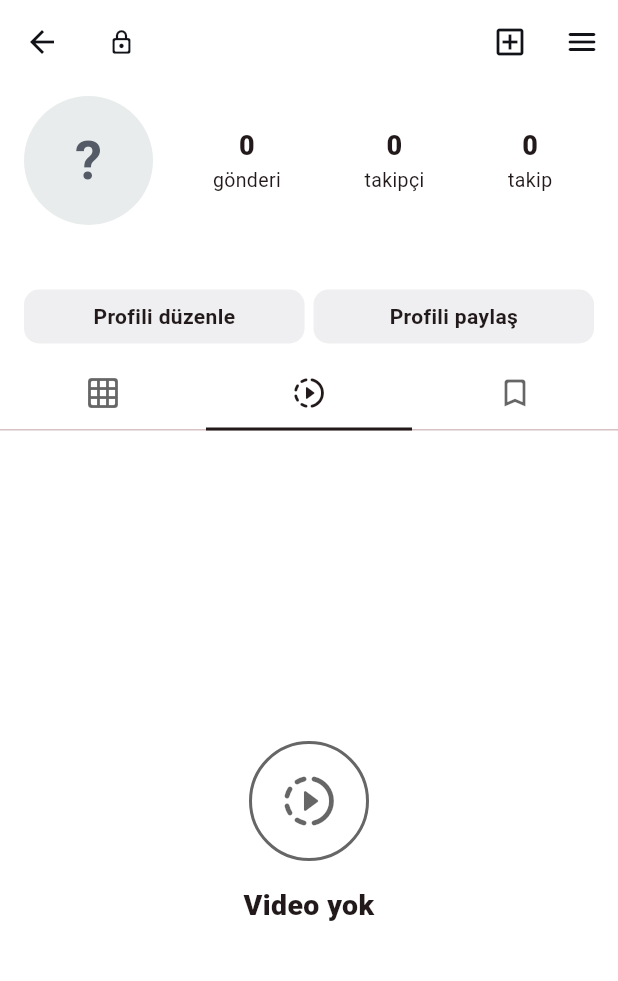
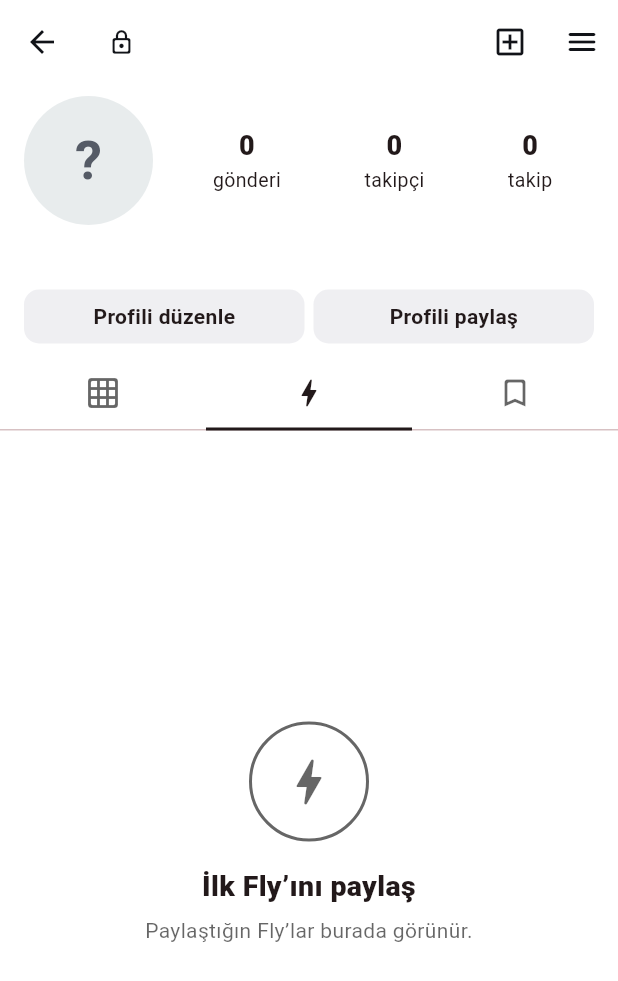
Before and after one commit to XADAN-900/flinq-flutter, a Flutter app: the ProfileScreen screen opened directly with empty values, tab 2 chosen, on a phone screen of 412 x 824 dp. Shown: the top 981 px of the screen. Run offline on Flutter 3.47's test engine with Material 3 defaults, Android fonts, the phone set to English and light mode, and no system bars; our stand-ins replace audioplayers, camera, firebase_auth, firebase_core, firebase_database, firebase_messaging and 5 more; missing offline and left inert: record; accounts and stored records are empty; network calls fail.

Commit message:
profile: replace Video tab with Fly tab (text posts as tweet-style list)
Co-Authored-By: Claude Opus 4.8 <noreply@anthropic.com>
Claude-Session: https://claude.ai/code/session_01CACA2Mx29TZKNZirYG1QUx

```diff
--- a/lib/screens/profile_screen.dart
+++ b/lib/screens/profile_screen.dart
@@ -237,15 +237,24 @@ class _ProfileScreenState extends State<ProfileScreen> {
 
     final tabs = <Widget>[
       const Tab(icon: Icon(Icons.grid_on_rounded)),
-      const Tab(icon: Icon(Icons.slow_motion_video_rounded)),
+      const Tab(icon: Icon(Icons.bolt_rounded)),
       if (mine) const Tab(icon: Icon(Icons.bookmark_border_rounded)),
     ];
-    final videos = (_posts ?? const <Post>[]).where((p) => p.type == 'video').toList();
+    // İkinci sekme: kullanıcının Fly (metin) gönderileri, tweet gibi liste halinde.
+    final flies = (_posts ?? const <Post>[]).where((p) => p.type == 'text').toList();
     final views = <Widget>[
       postsTab,
-      videos.isEmpty
-          ? const EmptyState(icon: Icons.slow_motion_video_rounded, title: 'Video yok')
-          : PostGrid(posts: videos),
+      flies.isEmpty
+          ? EmptyState(
+              icon: Icons.bolt_rounded,
+              title: mine ? 'İlk Fly’ını paylaş' : 'Henüz Fly yok',
+              subtitle: mine ? 'Paylaştığın Fly’lar burada görünür.' : null,
+            )
+          : ListView.builder(
+              padding: const EdgeInsets.only(top: 6),
+              itemCount: flies.length,
+              itemBuilder: (_, i) => PostCard(post: flies[i]),
+            ),
       if (mine)
         Builder(builder: (_) {
           if (_saved == null) {
```
